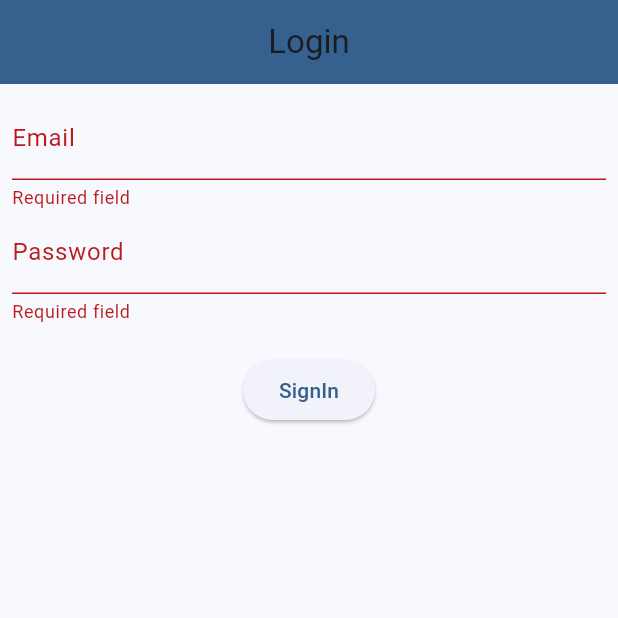
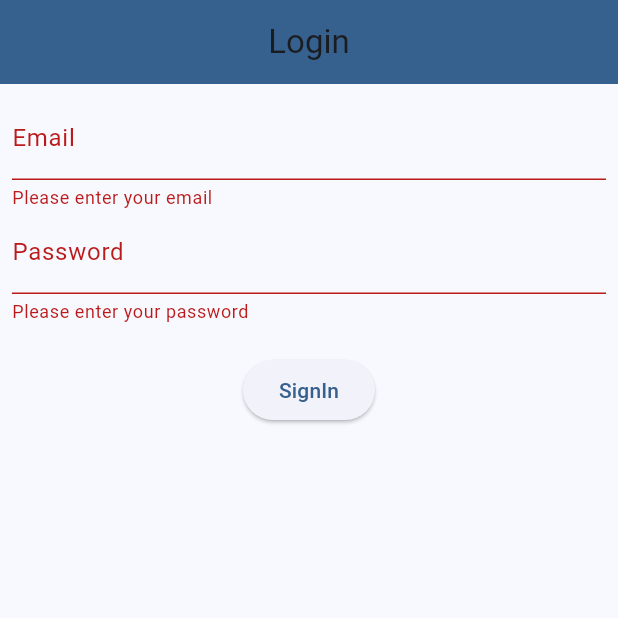
Before and after one commit to massimo-briceno/learning-tdd-with-flutter, a Flutter app: the screen it shows after launch, after a tap on "SignIn", on a phone screen of 412 x 824 dp, the top half of it. Run offline on Flutter 3.47's test engine with Material 3 defaults, Android fonts, the phone set to English and light mode, and no system bars.

Commit message:
added MVVM architecture: InputFields ViewModel

```diff
--- a/lib/main.dart
+++ b/lib/main.dart
@@ -1,6 +1,6 @@
 import 'package:flutter/material.dart';
-import 'package:test_learning/home_sreen.dart';
-import 'package:test_learning/login_screen.dart';
+import 'package:test_learning/view/home_screen.dart';
+import 'package:test_learning/view/login_screen.dart';
 
 void main() {
   runApp(const MyApp());
--- /dev/null
+++ b/lib/view-model/login_view_model.dart
@@ -0,0 +1,50 @@
+import 'package:flutter/material.dart';
+
+class InputFields extends StatefulWidget {
+  final TextEditingController _emailController = TextEditingController();
+  final TextEditingController _passwordController = TextEditingController();
+
+  InputFields({super.key});
+
+  @override
+  State<StatefulWidget> createState() {
+    return _InputFieldsState();
+  }
+}
+
+class _InputFieldsState extends State<InputFields> {
+  @override
+  Widget build(BuildContext context) {
+    return Column(
+      children: [
+        TextFormField(
+          controller: widget._emailController,
+          decoration: const InputDecoration(
+            labelText: 'Email',
+            hintText: 'Enter your email',
+          ),
+          validator: (String? value) {
+            if (value == null || value.isEmpty) {
+              return 'Please enter your email';
+            }
+            return null;
+          },
+        ),
+        TextFormField(
+          controller: widget._passwordController,
+          obscureText: true,
+          decoration: const InputDecoration(
+            labelText: 'Password',
+            hintText: 'Enter your password',
+          ),
+          validator: (String? value) {
+            if (value == null || value.isEmpty) {
+              return 'Please enter your password';
+            }
+            return null;
+          },
+        ),
+      ],
+    );
+  }
+}
--- a/lib/login_screen.dart
+++ b/lib/view/login_screen.dart
@@ -1,6 +1,6 @@
 import 'package:flutter/material.dart';
-import 'package:test_learning/home_sreen.dart';
-import 'package:test_learning/validator.dart';
+import 'package:test_learning/view-model/login_view_model.dart';
+import 'package:test_learning/view/home_screen.dart';
 
 class LoginScreen extends StatefulWidget {
   const LoginScreen({super.key});
@@ -13,8 +13,6 @@ class LoginScreen extends StatefulWidget {
 }
 
 class _LoginScreenState extends State<LoginScreen> {
-  final TextEditingController _emailController = TextEditingController();
-  final TextEditingController _passwordController = TextEditingController();
   final GlobalKey<FormState> _key = GlobalKey<FormState>();
   @override
   Widget build(BuildContext context) {
@@ -31,24 +29,7 @@ class _LoginScreenState extends State<LoginScreen> {
           key: _key,
           child: Column(
             children: [
-              TextFormField(
-                controller: _emailController,
-                key: const Key('email'),
-                validator: (value) => Validator.validateMail(value ?? ""),
-                decoration: const InputDecoration(
-                  labelText: 'Email',
-                  hintText: 'Enter your email',
-                ),
-              ),
-              TextFormField(
-                controller: _passwordController,
-                key: const Key('password'),
-                validator: (value) => Validator.validatePassword(value ?? ""),
-                decoration: const InputDecoration(
-                  labelText: 'Password',
-                  hintText: 'Enter your password',
-                ),
-              ),
+              InputFields(),
               const SizedBox(
                 height: 20,
               ),
```
Also changed, not shown: lib/view-model/math_utils.dart (renamed from lib/math_utils.dart), lib/view-model/validator.dart (renamed from lib/validator.dart), lib/view/home_screen.dart (renamed from lib/home_sreen.dart), 5 other files.
